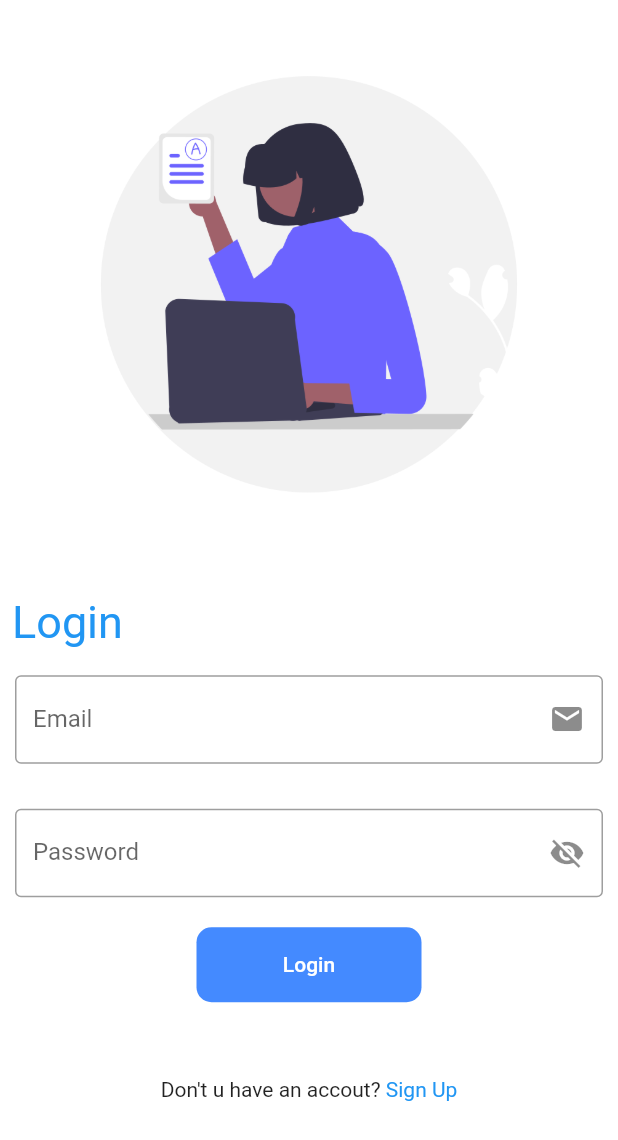
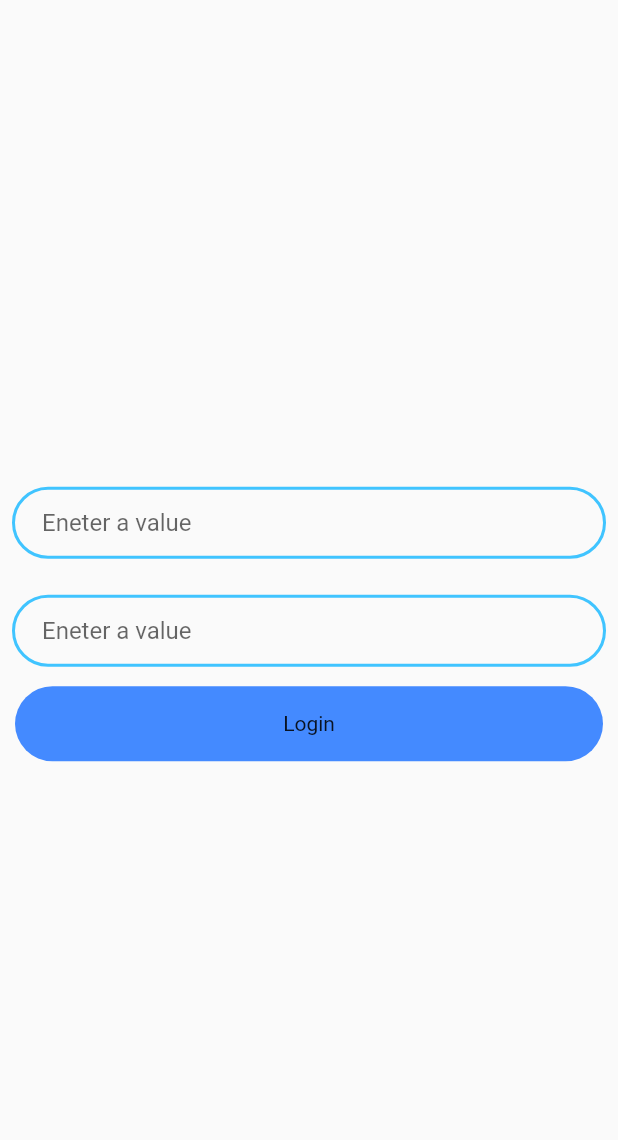
Before and after one commit to abduseK/sign-flutter, a Flutter app: the screen it shows after launch, after a tap on "Login", on a phone screen of 412 x 824 dp. Shown: the top 1140 px of the screen. Run offline on Flutter 3.47's test engine with Material 2 defaults, Android fonts, the phone set to English and light mode, and no system bars.

```diff
--- /dev/null
+++ b/lib/components/rounded_buttons.dart
@@ -0,0 +1,32 @@
+import 'package:flutter/material.dart';
+
+
+class RoundedButtons extends StatelessWidget {
+
+  RoundedButtons({required this.color, required this.title, required this.onPressed});
+
+  final Color color;
+  final String title;
+  final VoidCallback onPressed;
+
+
+  @override
+  Widget build(BuildContext context) {
+    return Padding(
+      padding: const EdgeInsets.symmetric(vertical: 16.0),
+      child: Material(
+        elevation: 5.0,
+        color: color,
+        borderRadius: BorderRadius.circular(30.0),
+        child: MaterialButton(
+          onPressed: onPressed,
+          minWidth: 400.0,
+          height: 42.0,
+          child: Text(
+            title,
+          ),
+        ),
+      ),
+    );
+  }
+}
--- /dev/null
+++ b/lib/constants.dart
@@ -0,0 +1,26 @@
+import 'package:flutter/material.dart';
+
+const kInputDecoration = InputDecoration(
+                  hintText: 'Eneter a value',
+                  contentPadding: EdgeInsets.symmetric(
+                    vertical: 10.0,
+                    horizontal: 20.0
+                  ),
+                  border: OutlineInputBorder(
+                    borderRadius: BorderRadius.all(Radius.circular(32.0))
+                  ),
+                  enabledBorder: OutlineInputBorder(
+                    borderSide: BorderSide(
+                      color: Colors.lightBlueAccent,
+                      width: 2.0,
+                    ),
+                    borderRadius: BorderRadius.all(Radius.circular(32))
+                  ),
+                  focusedBorder: OutlineInputBorder(
+                    borderSide: BorderSide(
+                      color: Colors.lightBlueAccent,
+                      width: 2.0
+                    ),
+                    borderRadius: BorderRadius.all(Radius.circular(32))
+                  ),
+                );
--- a/lib/main.dart
+++ b/lib/main.dart
@@ -1,5 +1,7 @@
 import 'package:flutter/material.dart';
+import 'components/rounded_buttons.dart';
 import 'signUP.dart';
+import 'signIn.dart';
 
 void main() {
   runApp(
@@ -14,115 +16,49 @@ class Home extends StatelessWidget {
   const Home({ Key? key }) : super(key: key);
 
   @override
-
-
   Widget build(BuildContext context) {
 
     double width = MediaQuery.of(context).size.width;
     double height = MediaQuery.of(context).size.height;
 
+    // ignore: prefer_const_constructors
     return Scaffold(
       backgroundColor: Colors.white,
-      body: SizedBox(
-        height: height,
-        width: width,
-        child: SingleChildScrollView(
-          child: _contents(context),
-        ),
-      ),
+      body: Column(
+        mainAxisAlignment: MainAxisAlignment.center,
+        children: [
+          Row(
+              children: const [
+                Icon(Icons.flash_on,
+                  size: 100,
+                  color: Colors.orange,
+                ),
+                Text('Flash Chat',
+                  style: TextStyle(
+                    fontSize: 30
+                  ),
+                )
+              ],
+            ),
+          const SizedBox(height: 5,),
+          RoundedButtons(
+            onPressed: () {
+              Navigator.push(context, MaterialPageRoute(builder: (context) => SingIn()));
 
+            },
+            title: 'Login',
+            color: Colors.blueAccent,
+          ),
+          RoundedButtons(
+            onPressed: () {
+              Navigator.push(context, MaterialPageRoute(builder: (context) => SignUp()));
+            },
+            title: 'Register',
+            color: Colors.lightBlueAccent,
+          )
+        ],
+      )
     );
   }
 
-  Column _contents(BuildContext context) {
-    return Column(
-          children: [
-            Padding(
-              padding: const EdgeInsets.all(18.0),
-              child: SizedBox(
-                child: Image.asset('images/comp.png')),
-            ),
-            const SizedBox(height: 10),
-            Row(
-              mainAxisAlignment: MainAxisAlignment.start,
-              children: const [
-                Padding(
-                  padding: EdgeInsets.all(8.0),
-                  child: Text(
-                    'Login',textAlign:
-                    TextAlign.left,
-                    style: TextStyle(
-                      fontSize: 30.0,
-                      color: Colors.blue
-                    ),
-                    ),
-                ),
-              ],
-            ),
-            const Padding(
-              padding: EdgeInsets.all(10.0),
-              child: TextField(
-
-                decoration: InputDecoration(
-                  suffixIcon: Icon(Icons.email),
-                  labelText: 'Email',
-                  hintText: 'Eneter valid email',
-                  border: OutlineInputBorder(),
-                ),
-              ),
-            ),
-            const SizedBox(height: 10,),
-            const Padding(
-              padding: EdgeInsets.all(10.0),
-              child: TextField(
-                keyboardType: TextInputType.number,
-                obscureText: true,
-                decoration: InputDecoration(
-                  suffixIcon: Icon(Icons.visibility_off),
-                  labelText: 'Password',
-                  hintText: 'Eneter valid password',
-                  border: OutlineInputBorder(),
-                ),
-              ),
-            ),
-
-            const SizedBox(height: 10.0,),
-
-            Container(
-              width: 150.0,
-              height: 50.0,
-              decoration: BoxDecoration(
-                color: Colors.blueAccent,
-                borderRadius: BorderRadius.circular(10)
-              ),
-              child: TextButton(
-                child: const Text('Login', style: TextStyle(color: Colors.white),),
-                onPressed: () {},
-              ),
-            ),
-
-            const SizedBox(height: 50.0,),
-
-            GestureDetector(
-              onTap: () {
-
-                Navigator.push(context, MaterialPageRoute(builder: (context) => SignUP()));
-              },
-              child: Row(
-                mainAxisAlignment: MainAxisAlignment.center,
-                children: const [
-                  Text.rich(
-                    TextSpan(
-                      text: 'Don\'t u have an accout? ',
-                      children: [
-                        TextSpan(text: 'Sign Up', style: TextStyle(color: Colors.blue))
-                      ]
-                    )
-                  )
-                ],
-              ),
-            )
-          ],
-        );
-  }
 }
--- a/lib/signIn.dart
+++ b/lib/signIn.dart
@@ -0,0 +1,55 @@
+import 'package:flutter/material.dart';
+import 'constants.dart';
+
+
+class SingIn  extends StatelessWidget {
+
+  @override
+  Widget build(BuildContext context) {
+    return MaterialApp(
+      debugShowCheckedModeBanner: false,
+      home: Scaffold(
+        body: Column(
+          mainAxisAlignment: MainAxisAlignment.center,
+          children: [
+            Padding(
+              padding: EdgeInsets.all(8.0),
+              child: TextField(
+                onChanged: (value) {
+
+                },
+                decoration: kInputDecoration,
+              ),
+            ),
+            const SizedBox(height: 8,),
+            Padding(
+              padding: EdgeInsets.all(8.0),
+              child: TextField(
+                onChanged: (value) {
+
+                },
+                decoration: kInputDecoration,
+              ),
+            ),
+            const SizedBox(height: 5,),
+            Padding(
+              padding: const EdgeInsets.symmetric(
+                horizontal: 10,
+              ),
+              child: Container(
+                width: double.infinity,
+                height: 50,
+                child: const Center(child: Text('Login')),
+                decoration: BoxDecoration(
+                  color: Colors.blueAccent,
+                  borderRadius: BorderRadius.circular(32)
+                ),
+
+              ),
+            )
+          ],
+        ),
+      ),
+    );
+  }
+}
```
Also changed, not shown: lib/signUP.dart (+41 -104 lines).
